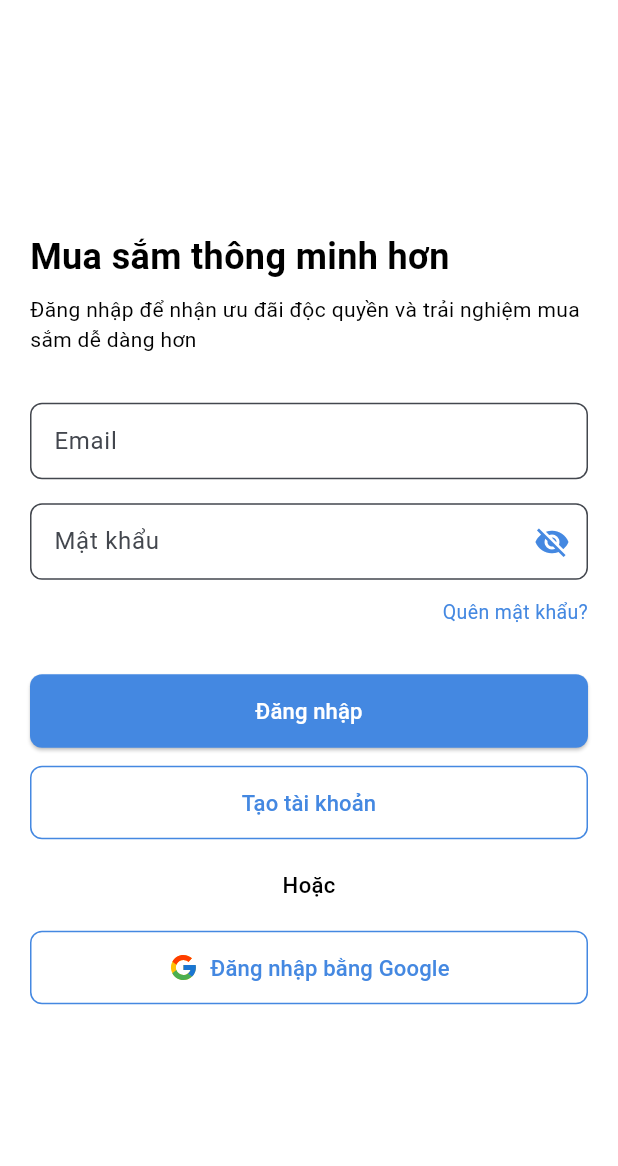
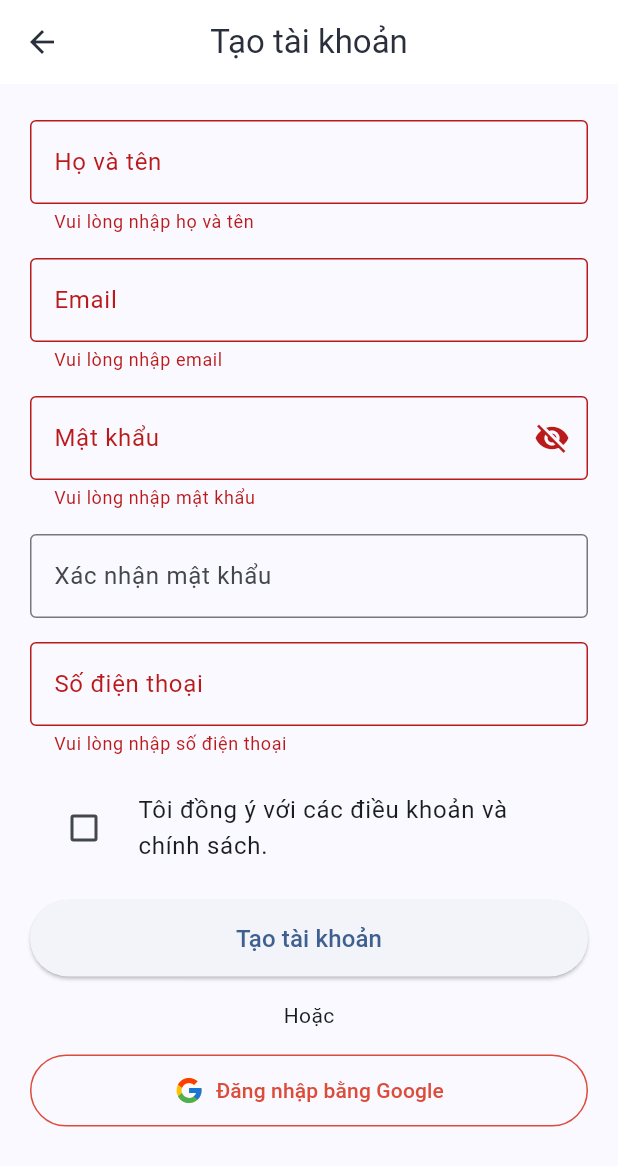
Before and after one commit to PhamVanDong2407/learn_FE, a Flutter app: the screen it shows after launch, after a tap on "Tạo tài khoản", on a phone screen of 412 x 824 dp. Shown: the top 1166 px of the screen. Run offline on Flutter 3.47's test engine with Material 3 defaults, Android fonts, the phone set to English and light mode, and no system bars; our stand-ins replace file_picker, flutter_dotenv, flutter_screenutil, flutter_svg, get, image_picker and 5 more; network calls fail; project files that could hold a hidden picture were left out.

Commit message:
ui register

```diff
--- /dev/null
+++ b/lib/Controllers/Register/register_controller.dart
@@ -0,0 +1,23 @@
+import 'package:flutter/material.dart';
+import 'package:get/get.dart';
+
+class RegisterController extends GetxController {
+  final fullName = TextEditingController();
+  final email = TextEditingController();
+  final password = TextEditingController();
+  final confirmPassword = TextEditingController();
+  final phone = TextEditingController();
+
+  var isPasswordHidden = true.obs;
+  var agreed = false.obs;
+
+  void register() {
+    // Logic tạo tài khoản ở đây
+    print('Tạo tài khoản với: ${email.text}');
+  }
+
+  void loginWithGoogle() {
+    // Logic đăng nhập Google
+    print('Đăng nhập bằng Google');
+  }
+}
--- a/lib/Routes/app_page.dart
+++ b/lib/Routes/app_page.dart
@@ -1,3 +1,4 @@
+import 'package:fetest/Views/Register/register.dart';
 import 'package:fetest/Views/introduce.dart';
 import 'package:fetest/Views/splash.dart';
 import 'package:get/get.dart';
@@ -13,6 +14,7 @@ class AppPage {
     // GetPage(name: Routes.dashboard, page: () => Dashboard()),
     GetPage(name: Routes.splash, page: () => Splash()),
     GetPage(name: Routes.introduce, page: () => IntroductionScreen()),
+    GetPage(name: Routes.register, page: () => Register()),
     // GetPage(name: Routes.home, page: () => Home()),
     // GetPage(name: Routes.login, page: () => Login()),
   ];
--- a/lib/Routes/app_route.dart
+++ b/lib/Routes/app_route.dart
@@ -7,6 +7,7 @@ abstract class Routes {
   static const introduce = _Paths.introduce;
   static const home = _Paths.home;
   static const login = _Paths.login;
+  static const register = _Paths.register;
 }
 
 abstract class _Paths {
@@ -16,4 +17,5 @@ abstract class _Paths {
   static const String introduce = '/introduce';
   static const String home = '/home';
   static const String login = '/login';
+  static const String register = '/register';
 }
--- a/lib/Views/Login/login.dart
+++ b/lib/Views/Login/login.dart
@@ -1,5 +1,6 @@
 import 'package:fetest/Controllers/Login/login_controller.dart';
 import 'package:fetest/Global/app_color.dart';
+import 'package:fetest/Routes/app_page.dart';
 import 'package:fetest/Utils/device_helper.dart';
 import 'package:flutter/material.dart';
 import 'package:flutter_svg/svg.dart';
@@ -161,7 +162,7 @@ class Login extends StatelessWidget {
                           width: double.infinity,
                           child: OutlinedButton(
                             onPressed: () {
-                              // Get.to(() => RegisterPage());
+                              Get.toNamed(Routes.register);
                             },
                             style: OutlinedButton.styleFrom(
                               padding: const EdgeInsets.symmetric(vertical: 14),
--- /dev/null
+++ b/lib/Views/Register/register.dart
@@ -0,0 +1,211 @@
+import 'package:fetest/Controllers/Register/register_controller.dart';
+import 'package:flutter/material.dart';
+import 'package:flutter_svg/flutter_svg.dart';
+import 'package:get/get.dart';
+
+class Register extends StatelessWidget {
+  Register({super.key});
+
+  final controller = Get.put(RegisterController());
+  final _formKey = GlobalKey<FormState>();
+
+  @override
+  Widget build(BuildContext context) {
+    return Scaffold(
+      appBar: AppBar(
+        leading: IconButton(
+          icon: const Icon(Icons.arrow_back),
+          onPressed: () {
+            Get.back();
+          },
+        ),
+        title: const Text('Tạo tài khoản'),
+        centerTitle: true,
+        elevation: 0,
+      ),
+      body: SingleChildScrollView(
+        padding: const EdgeInsets.symmetric(horizontal: 20, vertical: 24),
+        child: Form(
+          key: _formKey,
+          child: Column(
+            children: [
+              /// Họ và tên
+              TextFormField(
+                controller: controller.fullName,
+                decoration: const InputDecoration(
+                  labelText: 'Họ và tên',
+                  hintText: 'Nhập họ và tên',
+                  border: OutlineInputBorder(),
+                ),
+                validator: (value) {
+                  if (value == null || value.isEmpty) {
+                    return 'Vui lòng nhập họ và tên';
+                  }
+                  return null;
+                },
+              ),
+              const SizedBox(height: 16),
+
+              /// Email
+              TextFormField(
+                controller: controller.email,
+                decoration: const InputDecoration(
+                  labelText: 'Email',
+                  hintText: 'Nhập email',
+                  border: OutlineInputBorder(),
+                ),
+                validator: (value) {
+                  if (value == null || value.isEmpty) {
+                    return 'Vui lòng nhập email';
+                  }
+                  if (!value.contains('@')) {
+                    return 'Email không hợp lệ';
+                  }
+                  return null;
+                },
+              ),
+              const SizedBox(height: 16),
+
+              /// Mật khẩu
+              Obx(
+                () => TextFormField(
+                  controller: controller.password,
+                  obscureText: controller.isPasswordHidden.value,
+                  decoration: InputDecoration(
+                    labelText: 'Mật khẩu',
+                    hintText: 'Nhập mật khẩu',
+                    border: const OutlineInputBorder(),
+                    suffixIcon: IconButton(
+                      icon: Icon(
+                        controller.isPasswordHidden.value
+                            ? Icons.visibility_off
+                            : Icons.visibility,
+                      ),
+                      onPressed: () {
+                        controller.isPasswordHidden.toggle();
+                      },
+                    ),
+                  ),
+                  validator: (value) {
+                    if (value == null || value.isEmpty) {
+                      return 'Vui lòng nhập mật khẩu';
+                    }
+                    if (value.length < 6) {
+                      return 'Mật khẩu phải có ít nhất 6 ký tự';
+                    }
+                    return null;
+                  },
+                ),
+              ),
+              const SizedBox(height: 16),
+
+              /// Xác nhận mật khẩu
+              TextFormField(
+                controller: controller.confirmPassword,
+                obscureText: true,
+                decoration: const InputDecoration(
+                  labelText: 'Xác nhận mật khẩu',
+                  hintText: 'Nhập lại mật khẩu',
+                  border: OutlineInputBorder(),
+                ),
+                validator: (value) {
+                  if (value != controller.password.text) {
+                    return 'Mật khẩu không khớp';
+                  }
+                  return null;
+                },
+              ),
+              const SizedBox(height: 16),
+
+              /// Số điện thoại
+              TextFormField(
+                controller: controller.phone,
+                keyboardType: TextInputType.phone,
+                decoration: const InputDecoration(
+                  labelText: 'Số điện thoại',
+                  hintText: 'Nhập số điện thoại',
+                  border: OutlineInputBorder(),
+                ),
+                validator: (value) {
+                  if (value == null || value.isEmpty) {
+                    return 'Vui lòng nhập số điện thoại';
+                  }
+                  return null;
+                },
+              ),
+              const SizedBox(height: 16),
+
+              /// Checkbox điều khoản
+              Obx(
+                () => CheckboxListTile(
+                  value: controller.agreed.value,
+                  onChanged:
+                      (value) => controller.agreed.value = value ?? false,
+                  title: const Text(
+                    'Tôi đồng ý với các điều khoản và chính sách.',
+                  ),
+                  controlAffinity: ListTileControlAffinity.leading,
+                ),
+              ),
+
+              const SizedBox(height: 16),
+
+              /// Nút tạo tài khoản
+              SizedBox(
+                width: double.infinity,
+                child: ElevatedButton(
+                  onPressed: () {
+                    if (_formKey.currentState!.validate()) {
+                      if (!controller.agreed.value) {
+                        Get.snackbar('Lỗi', 'Bạn phải đồng ý điều khoản');
+                        return;
+                      }
+
+                      controller.register();
+                    }
+                  },
+                  style: ElevatedButton.styleFrom(
+                    padding: const EdgeInsets.symmetric(vertical: 14),
+                  ),
+                  child: const Text(
+                    'Tạo tài khoản',
+                    style: TextStyle(fontSize: 16),
+                  ),
+                ),
+              ),
+              const SizedBox(height: 16),
+
+              /// Divider hoặc "Hoặc"
+              const Text('Hoặc'),
+
+              const SizedBox(height: 16),
+
+              /// Nút đăng nhập Google
+              SizedBox(
+                width: double.infinity,
+                child: OutlinedButton.icon(
+                  onPressed: () {
+                    controller.loginWithGoogle();
+                  },
+                  icon: SvgPicture.asset(
+                    'assets/icons/google.svg',
+                    width: 20,
+                    height: 20,
+                  ),
+                  label: const Text(
+                    'Đăng nhập bằng Google',
+                    style: TextStyle(color: Color(0xFFDD4B39)),
+                  ),
+                  style: OutlinedButton.styleFrom(
+                    side: const BorderSide(color: Color(0xFFDD4B39)),
+                    padding: const EdgeInsets.symmetric(vertical: 14),
+                  ),
+                ),
+              ),
+            ],
+          ),
+        ),
+      ),
+    );
+  }
+}
--- a/lib/main.dart
+++ b/lib/main.dart
@@ -1,6 +1,7 @@
 import 'package:fetest/Global/app_color.dart';
 import 'package:fetest/Routes/app_page.dart';
 import 'package:fetest/Views/Login/login.dart';
+import 'package:fetest/Views/Register/register.dart';
 import 'package:flutter/material.dart';
 import 'package:flutter/services.dart';
 import 'package:flutter_dotenv/flutter_dotenv.dart';
@@ -61,7 +62,7 @@ class MyApp extends StatelessWidget {
             debugShowCheckedModeBanner: false,
             // initialRoute: AppPage.initialRoute,
             // getPages: AppPage.routes,
-            home: Login(),
+            home: Register(),
           ),
     );
   }
```
